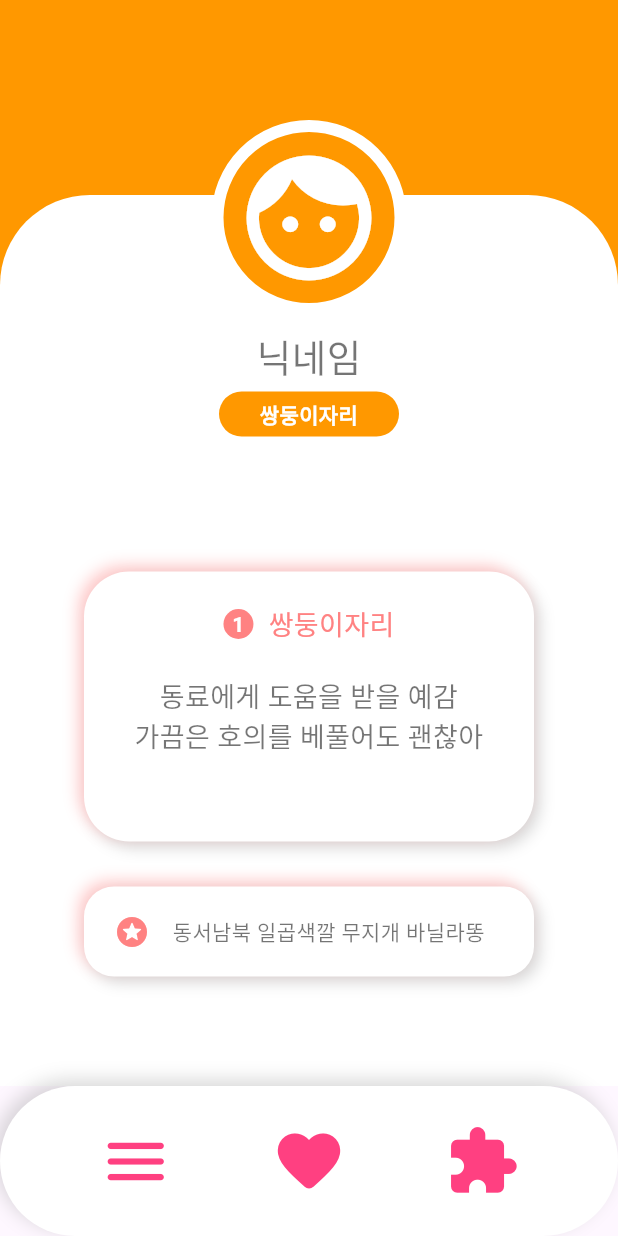
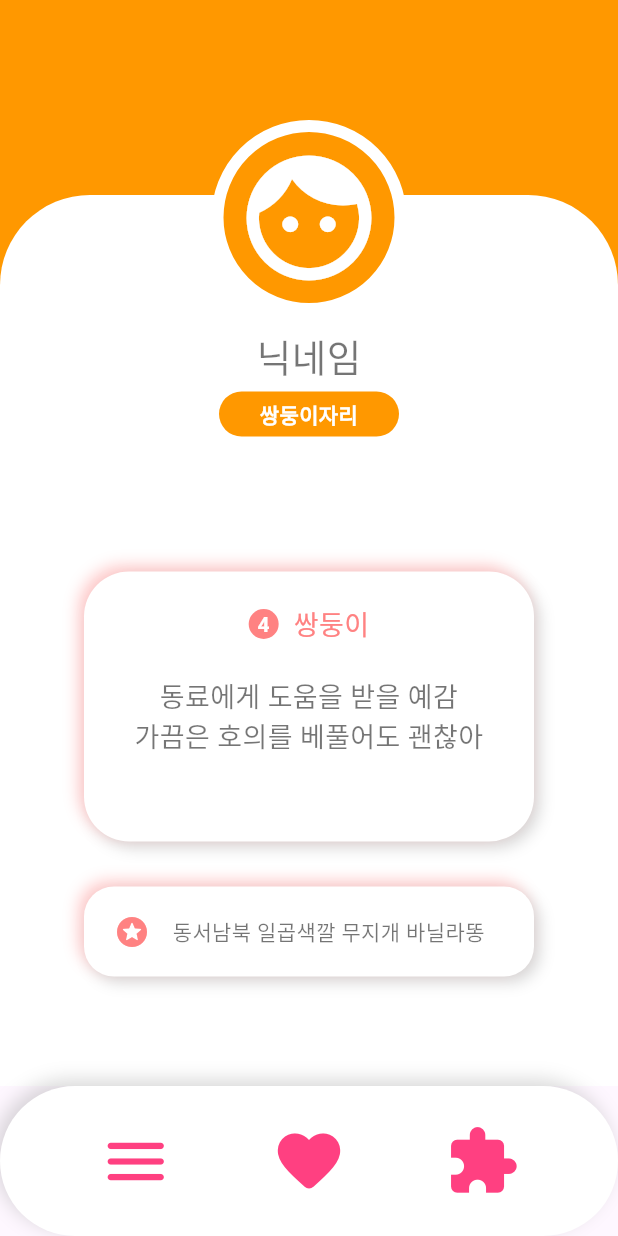
Before and after one commit to baezzzi/OHAASA_FE, a Flutter app: the Home screen opened directly, on a phone screen of 412 x 824 dp. Run offline on Flutter 3.47's test engine with Material 3 defaults, Android fonts, the phone set to English and light mode, and no system bars; our stand-ins replace firebase_auth, firebase_core, image_picker, permission_handler; accounts and stored records are empty.

Commit message:
translate ing

```diff
--- a/lib/home.dart
+++ b/lib/home.dart
@@ -199,7 +199,7 @@ class _HomeState extends State<Home> {
                                                 ),
                                                 child: Center(
                                                   child: Text(
-                                                    "1",
+                                                    "4",
                                                     textAlign: TextAlign.center,
                                                     style: TextStyle(
                                                       color: Colors.white,
@@ -210,7 +210,7 @@ class _HomeState extends State<Home> {
                                               ),
                                               SizedBox(width: 10,),
                                               Text(
-                                                "쌍둥이자리",
+                                                "쌍둥이",
                                                 style: TextStyle(
                                                   color: Color(0xFFFF8282),
                                                   fontSize: 18,
```
